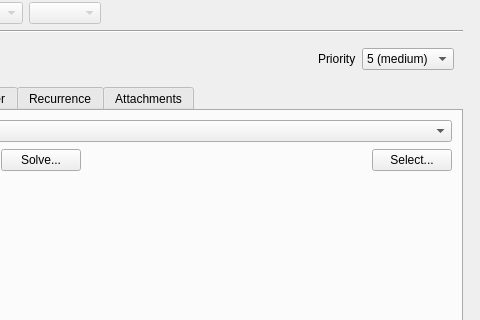
Qt form incidenceeditors/incidenceeditor-ng/eventortododesktop.ui (chusopr/kdepim-ktimetracker-akonadi) before a commit; both pictures show x 216 to 696 and y 145 to 465 of the 696 by 551 pixel window.
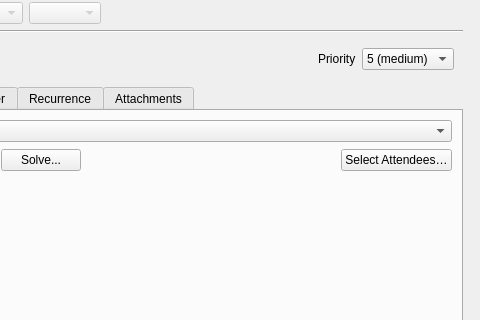
The same form after that commit. Custom widgets are drawn as their Qt base class.

Commit message: attendee editor: change text of the select attendees button, and add tooltip+whatsthis

Patch:
```diff
--- a/incidenceeditors/incidenceeditor-ng/eventortododesktop.ui
+++ b/incidenceeditors/incidenceeditor-ng/eventortododesktop.ui
@@ -784,7 +784,7 @@
          <item>
           <widget class="QPushButton" name="mSelectButton">
            <property name="text">
-            <string>Select...</string>
+            <string>Select Attendees…</string>
            </property>
           </widget>
          </item>
```
Left out of the diff: 6 changed lines with no effect on the pictures.
